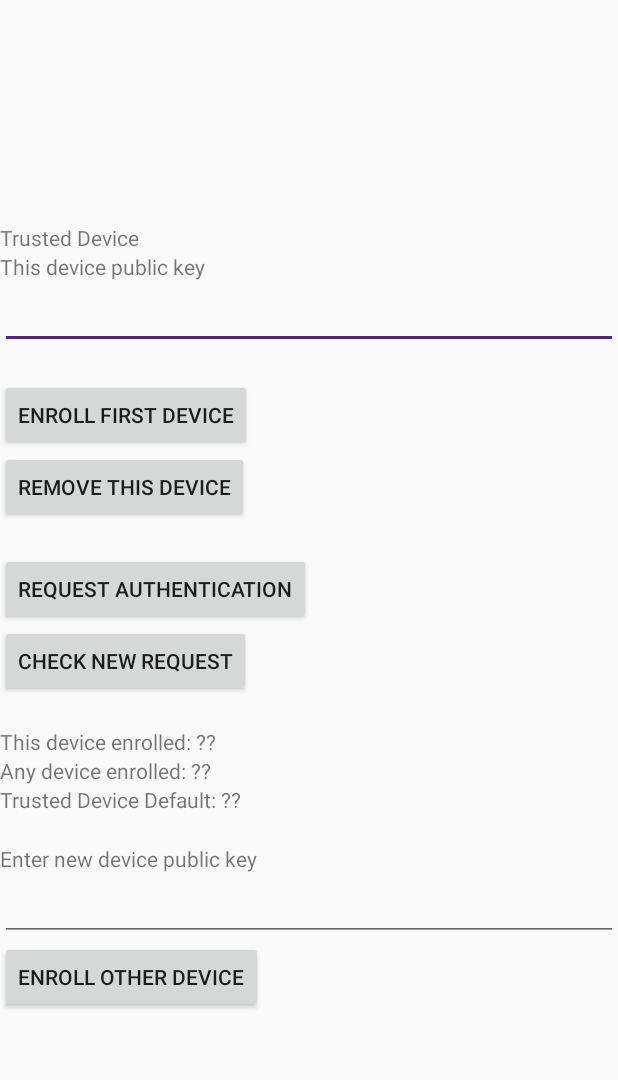
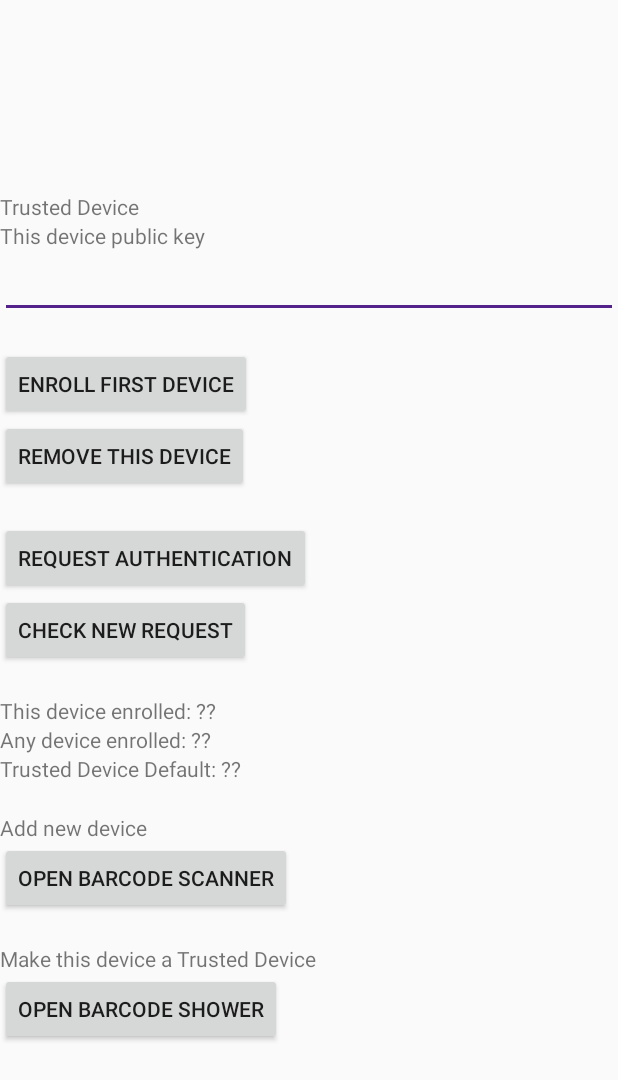
Before and after one commit to cotterapp/android-example, an Android app: the TrustedDevice screen opened directly, with no data from a screen before it, on a phone screen of 412 x 824 dp. Shown: the top 1080 px of the screen. Run offline under Robolectric (Android 15) with nearby library versions, the phone set to English and light mode, and no system bars; libraries missing offline, so code that uses them is left out: com.cotter.app; 4 statements that could not run were skipped.

Commit message:
Add QR Code Scanner and Generator

```diff
--- a/app/src/main/java/com/example/cotterexample/MainActivity.java
+++ b/app/src/main/java/com/example/cotterexample/MainActivity.java
@@ -80,7 +80,6 @@ public class MainActivity extends AppCompatActivity {
         Cotter.strings.setPinEnrollmentSuccessStrings(Strings.Subtitle,
                 "Mulai sekarang kamu bisa login dan konfirmasi transaksi meggunakan PIN");
         Cotter.strings.setPinEnrollmentSuccessStrings(Strings.ButtonText, "Selesai");
-        Cotter.colors.setSuccessImage(R.drawable.check_green);
         // Biometric prompt
         Cotter.strings.setPinEnrollmentSuccessStrings(Strings.BiometricTitle, "Verifikasi");
         Cotter.strings.setPinEnrollmentSuccessStrings(Strings.BiometricSubtitle,
--- a/app/src/main/res/layout/activity_trusted_device.xml
+++ b/app/src/main/res/layout/activity_trusted_device.xml
@@ -84,24 +84,33 @@
             android:text="Trusted Device Default: ??"
             />
 
+
+
         <TextView
+            android:layout_marginTop="20dp"
             android:layout_width="match_parent"
             android:layout_height="wrap_content"
-            android:text="Enter new device public key"
-            android:layout_marginTop="20dp"
-            />
-        <EditText
-            android:layout_width="match_parent"
-            android:layout_height="wrap_content"
-            android:id="@+id/other_device"
+            android:text="Add new device"
             />
         <Button
             android:layout_width="wrap_content"
             android:layout_height="wrap_content"
-            android:text="Enroll Other Device"
-            android:onClick="enrollOtherDevice"
+            android:text="Open Barcode Scanner"
+            android:onClick="openBarcodeScanner"
             />
 
+        <TextView
+            android:layout_marginTop="20dp"
+            android:layout_width="match_parent"
+            android:layout_height="wrap_content"
+            android:text="Make this device a Trusted Device"
+            />
+        <Button
+            android:layout_width="wrap_content"
+            android:layout_height="wrap_content"
+            android:text="Open Barcode Shower"
+            android:onClick="openBarcodeShower"
+            />
 
         </LinearLayout>
     </ScrollView>
```
Also changed, not shown: app/src/main/java/com/example/cotterexample/TrustedDevice.java (+7 -18 lines), app/src/main/res/drawable/check_green.png (deleted).
